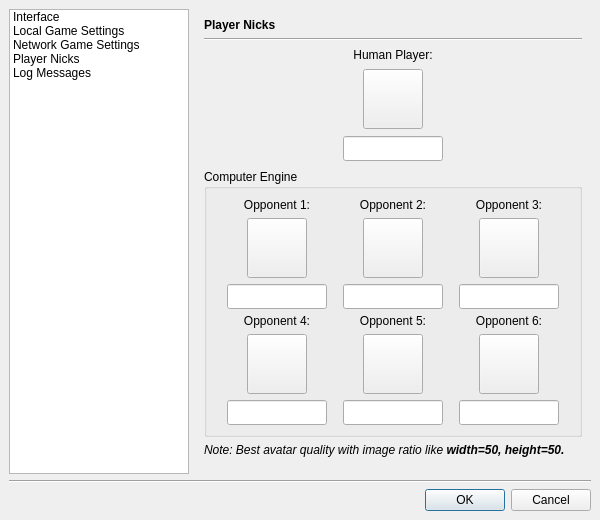
First picture: the form in src/gui/qt/settingsdialog.ui, repository pokerth/pokerth, before the edit.
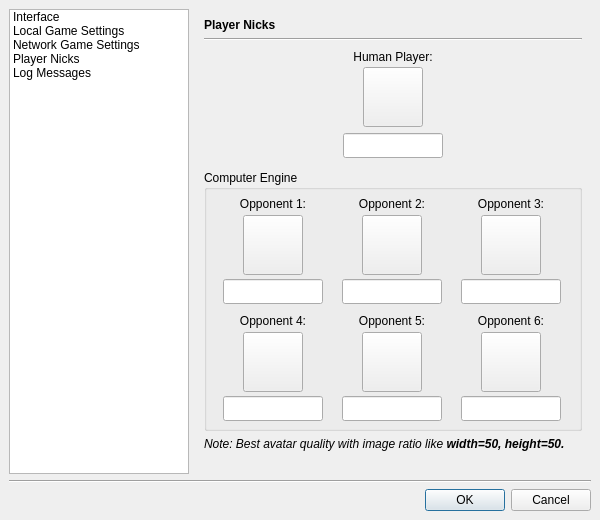
Second picture: the form after the edit. The open tabs and pages were chosen to show the change. Icons and pictures are not drawn. Custom widgets are drawn as their Qt base class.

Patch:
```diff
--- a/src/gui/qt/settingsdialog.ui
+++ b/src/gui/qt/settingsdialog.ui
@@ -742,12 +742,18 @@
        <property name="spacing" >
         <number>6</number>
        </property>
-       <item row="1" column="0" >
-        <widget class="Line" name="line_4" >
+       <item row="5" column="0" >
+        <spacer>
          <property name="orientation" >
-          <enum>Qt::Horizontal</enum>
+          <enum>Qt::Vertical</enum>
          </property>
-        </widget>
+         <property name="sizeHint" >
+          <size>
+           <width>20</width>
+           <height>40</height>
+          </size>
+         </property>
+        </spacer>
        </item>
        <item row="0" column="0" >
         <widget class="QLabel" name="label_7" >
@@ -762,181 +768,6 @@
          </property>
         </widget>
        </item>
-       <item row="2" column="0" >
-        <layout class="QHBoxLayout" >
-         <property name="margin" >
-          <number>0</number>
-         </property>
-         <property name="spacing" >
-          <number>6</number>
-         </property>
-         <item>
-          <spacer>
-           <property name="orientation" >
-            <enum>Qt::Horizontal</enum>
-           </property>
-           <property name="sizeHint" >
-            <size>
-             <width>151</width>
-             <height>116</height>
-            </size>
-           </property>
-          </spacer>
-         </item>
-         <item>
-          <layout class="QGridLayout" >
-           <property name="margin" >
-            <number>0</number>
-           </property>
-           <property name="spacing" >
-            <number>6</number>
-           </property>
-           <item row="1" column="0" >
-            <layout class="QHBoxLayout" >
-             <property name="margin" >
-              <number>0</number>
-             </property>
-             <property name="spacing" >
-              <number>6</number>
-             </property>
-             <item>
-              <spacer>
-               <property name="orientation" >
-                <enum>Qt::Horizontal</enum>
-               </property>
-               <property name="sizeType" >
-                <enum>QSizePolicy::Fixed</enum>
-               </property>
-               <property name="sizeHint" >
-                <size>
-                 <width>3</width>
-                 <height>20</height>
-                </size>
-               </property>
-              </spacer>
-             </item>
-             <item>
-              <widget class="MyHPAvatarButton" name="pushButton_HumanPlayerAvatar" >
-               <property name="sizePolicy" >
-                <sizepolicy>
-                 <hsizetype>13</hsizetype>
-                 <vsizetype>13</vsizetype>
-                 <horstretch>0</horstretch>
-                 <verstretch>0</verstretch>
-                </sizepolicy>
-               </property>
-               <property name="minimumSize" >
-                <size>
-                 <width>60</width>
-                 <height>60</height>
-                </size>
-               </property>
-               <property name="maximumSize" >
-                <size>
-                 <width>60</width>
-                 <height>60</height>
-                </size>
-               </property>
-               <property name="iconSize" >
-                <size>
-                 <width>50</width>
-                 <height>50</height>
-                </size>
-               </property>
-              </widget>
-             </item>
-             <item>
-              <spacer>
-               <property name="orientation" >
-                <enum>Qt::Horizontal</enum>
-               </property>
-               <property name="sizeType" >
-                <enum>QSizePolicy::Fixed</enum>
-               </property>
-               <property name="sizeHint" >
-                <size>
-                 <width>3</width>
-                 <height>20</height>
-                </size>
-               </property>
-              </spacer>
-             </item>
-            </layout>
-           </item>
-           <item row="2" column="0" >
-            <widget class="QLineEdit" name="lineEdit_HumanPlayerName" >
-             <property name="sizePolicy" >
-              <sizepolicy>
-               <hsizetype>0</hsizetype>
-               <vsizetype>0</vsizetype>
-               <horstretch>0</horstretch>
-               <verstretch>0</verstretch>
-              </sizepolicy>
-             </property>
-             <property name="minimumSize" >
-              <size>
-               <width>100</width>
-               <height>25</height>
-              </size>
-             </property>
-             <property name="maximumSize" >
-              <size>
-               <width>100</width>
-               <height>25</height>
-              </size>
-             </property>
-             <property name="maxLength" >
-              <number>12</number>
-             </property>
-            </widget>
-           </item>
-           <item row="0" column="0" >
-            <widget class="QLabel" name="label_8" >
-             <property name="sizePolicy" >
-              <sizepolicy>
-               <hsizetype>0</hsizetype>
-               <vsizetype>0</vsizetype>
-               <horstretch>0</horstretch>
-               <verstretch>0</verstretch>
-              </sizepolicy>
-             </property>
-             <property name="minimumSize" >
-              <size>
-               <width>100</width>
-               <height>0</height>
-              </size>
-             </property>
-             <property name="maximumSize" >
-              <size>
-               <width>100</width>
-               <height>16777215</height>
-              </size>
-             </property>
-             <property name="text" >
-              <string>Human Player:</string>
-             </property>
-             <property name="alignment" >
-              <set>Qt::AlignCenter</set>
-             </property>
-            </widget>
-           </item>
-          </layout>
-         </item>
-         <item>
-          <spacer>
-           <property name="orientation" >
-            <enum>Qt::Horizontal</enum>
-           </property>
-           <property name="sizeHint" >
-            <size>
-             <width>151</width>
-             <height>116</height>
-            </size>
-           </property>
-          </spacer>
-         </item>
-        </layout>
-       </item>
        <item row="3" column="0" >
         <widget class="QGroupBox" name="groupBox_3" >
          <property name="title" >
@@ -944,10 +775,10 @@
          </property>
          <layout class="QGridLayout" >
           <property name="margin" >
-           <number>9</number>
+           <number>7</number>
           </property>
           <property name="spacing" >
-           <number>5</number>
+           <number>10</number>
           </property>
           <item row="1" column="2" >
            <layout class="QGridLayout" >
@@ -955,7 +786,7 @@
              <number>0</number>
             </property>
             <property name="spacing" >
-             <number>6</number>
+             <number>4</number>
             </property>
             <item row="0" column="0" >
              <widget class="QLabel" name="label_21" >
@@ -1094,7 +925,7 @@
              <number>0</number>
             </property>
             <property name="spacing" >
-             <number>6</number>
+             <number>4</number>
             </property>
             <item row="0" column="0" >
              <widget class="QLabel" name="label_20" >
@@ -1233,7 +1064,7 @@
              <number>0</number>
             </property>
             <property name="spacing" >
-             <number>6</number>
+             <number>4</number>
             </property>
             <item row="2" column="0" >
              <widget class="QLineEdit" name="lineEdit_Opponent4Name" >
@@ -1372,7 +1203,7 @@
              <number>0</number>
             </property>
             <property name="spacing" >
-             <number>6</number>
+             <number>4</number>
             </property>
             <item row="0" column="0" >
              <widget class="QLabel" name="label_11" >
@@ -1511,7 +1342,7 @@
              <number>0</number>
             </property>
             <property name="spacing" >
-             <number>6</number>
+             <number>4</number>
             </property>
             <item row="2" column="0" >
              <widget class="QLineEdit" name="lineEdit_Opponent2Name" >
@@ -1650,7 +1481,7 @@
              <number>0</number>
             </property>
             <property name="spacing" >
-             <number>6</number>
+             <number>4</number>
             </property>
             <item row="2" column="0" >
              <widget class="QLineEdit" name="lineEdit_Opponent1Name" >
@@ -1799,18 +1630,259 @@
          </property>
         </widget>
        </item>
-       <item row="5" column="0" >
-        <spacer>
+       <item row="1" column="0" >
+        <widget class="Line" name="line_4" >
          <property name="orientation" >
-          <enum>Qt::Vertical</enum>
+          <enum>Qt::Horizontal</enum>
          </property>
-         <property name="sizeHint" >
-          <size>
-           <width>20</width>
-           <height>40</height>
-          </size>
+        </widget>
+       </item>
+       <item row="2" column="0" >
+        <layout class="QGridLayout" >
+         <property name="margin" >
+          <number>0</number>
          </property>
-        </spacer>
+         <property name="spacing" >
+          <number>0</number>
+         </property>
+         <item row="0" column="0" >
+          <layout class="QHBoxLayout" >
+           <property name="margin" >
+            <number>0</number>
+           </property>
+           <property name="spacing" >
+            <number>6</number>
+           </property>
+           <item>
+            <spacer>
+             <property name="orientation" >
+              <enum>Qt::Horizontal</enum>
+             </property>
+             <property name="sizeHint" >
+              <size>
+               <width>40</width>
+               <height>20</height>
+              </size>
+             </property>
+            </spacer>
+           </item>
+           <item>
+            <widget class="QLabel" name="label_8" >
+             <property name="sizePolicy" >
+              <sizepolicy>
+               <hsizetype>0</hsizetype>
+               <vsizetype>0</vsizetype>
+               <horstretch>0</horstretch>
+               <verstretch>0</verstretch>
+              </sizepolicy>
+             </property>
+             <property name="minimumSize" >
+              <size>
+               <width>200</width>
+               <height>0</height>
+              </size>
+             </property>
+             <property name="maximumSize" >
+              <size>
+               <width>200</width>
+               <height>16777215</height>
+              </size>
+             </property>
+             <property name="text" >
+              <string>Human Player:</string>
+             </property>
+             <property name="alignment" >
+              <set>Qt::AlignCenter</set>
+             </property>
+            </widget>
+           </item>
+           <item>
+            <spacer>
+             <property name="orientation" >
+              <enum>Qt::Horizontal</enum>
+             </property>
+             <property name="sizeHint" >
+              <size>
+               <width>40</width>
+               <height>20</height>
+              </size>
+             </property>
+            </spacer>
+           </item>
+          </layout>
+         </item>
+         <item row="2" column="0" >
+          <layout class="QHBoxLayout" >
+           <property name="margin" >
+            <number>6</number>
+           </property>
+           <property name="spacing" >
+            <number>6</number>
+           </property>
+           <item>
+            <spacer>
+             <property name="orientation" >
+              <enum>Qt::Horizontal</enum>
+             </property>
+             <property name="sizeHint" >
+              <size>
+               <width>40</width>
+               <height>20</height>
+              </size>
+             </property>
+            </spacer>
+           </item>
+           <item>
+            <widget class="QLineEdit" name="lineEdit_HumanPlayerName" >
+             <property name="sizePolicy" >
+              <sizepolicy>
+               <hsizetype>0</hsizetype>
+               <vsizetype>0</vsizetype>
+               <horstretch>0</horstretch>
+               <verstretch>0</verstretch>
+              </sizepolicy>
+             </property>
+             <property name="minimumSize" >
+              <size>
+               <width>100</width>
+               <height>25</height>
+              </size>
+             </property>
+             <property name="maximumSize" >
+              <size>
+               <width>100</width>
+               <height>25</height>
+              </size>
+             </property>
+             <property name="maxLength" >
+              <number>12</number>
+             </property>
+            </widget>
+           </item>
+           <item>
+            <spacer>
+             <property name="orientation" >
+              <enum>Qt::Horizontal</enum>
+             </property>
+             <property name="sizeHint" >
+              <size>
+               <width>40</width>
+               <height>20</height>
+              </size>
+             </property>
+            </spacer>
+           </item>
+          </layout>
+         </item>
+         <item row="1" column="0" >
+          <layout class="QHBoxLayout" >
+           <property name="margin" >
+            <number>0</number>
+           </property>
+           <property name="spacing" >
+            <number>6</number>
+           </property>
+           <item>
+            <spacer>
+             <property name="orientation" >
+              <enum>Qt::Horizontal</enum>
+             </property>
+             <property name="sizeHint" >
+              <size>
+               <width>20</width>
+               <height>40</height>
+              </size>
+             </property>
+            </spacer>
+           </item>
+           <item>
+            <layout class="QHBoxLayout" >
+             <property name="margin" >
+              <number>0</number>
+             </property>
+             <property name="spacing" >
+              <number>6</number>
+             </property>
+             <item>
+              <spacer>
+               <property name="orientation" >
+                <enum>Qt::Horizontal</enum>
+               </property>
+               <property name="sizeType" >
+                <enum>QSizePolicy::Fixed</enum>
+               </property>
+               <property name="sizeHint" >
+                <size>
+                 <width>3</width>
+                 <height>20</height>
+                </size>
+               </property>
+              </spacer>
+             </item>
+             <item>
+              <widget class="MyHPAvatarButton" name="pushButton_HumanPlayerAvatar" >
+               <property name="sizePolicy" >
+                <sizepolicy>
+                 <hsizetype>13</hsizetype>
+                 <vsizetype>13</vsizetype>
+                 <horstretch>0</horstretch>
+                 <verstretch>0</verstretch>
+                </sizepolicy>
+               </property>
+               <property name="minimumSize" >
+                <size>
+                 <width>60</width>
+                 <height>60</height>
+                </size>
+               </property>
+               <property name="maximumSize" >
+                <size>
+                 <width>60</width>
+                 <height>60</height>
+                </size>
+               </property>
+               <property name="iconSize" >
+                <size>
+                 <width>50</width>
+                 <height>50</height>
+                </size>
+               </property>
+              </widget>
+             </item>
+             <item>
+              <spacer>
+               <property name="orientation" >
+                <enum>Qt::Horizontal</enum>
+               </property>
+               <property name="sizeType" >
+                <enum>QSizePolicy::Fixed</enum>
+               </property>
+               <property name="sizeHint" >
+                <size>
+                 <width>3</width>
+                 <height>20</height>
+                </size>
+               </property>
+              </spacer>
+             </item>
+            </layout>
+           </item>
+           <item>
+            <spacer>
+             <property name="orientation" >
+              <enum>Qt::Horizontal</enum>
+             </property>
+             <property name="sizeHint" >
+              <size>
+               <width>20</width>
+               <height>40</height>
+              </size>
+             </property>
+            </spacer>
+           </item>
+          </layout>
+         </item>
+        </layout>
        </item>
       </layout>
      </widget>
```
Left out of the diff: 34 changed lines with no effect on the pictures.
